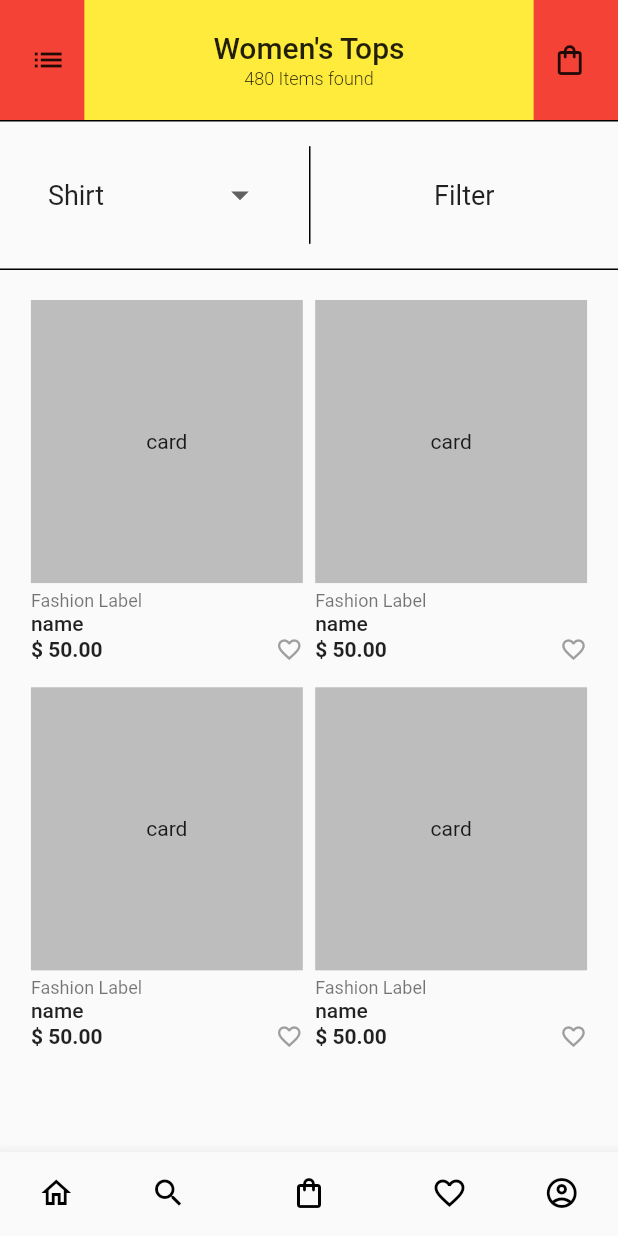
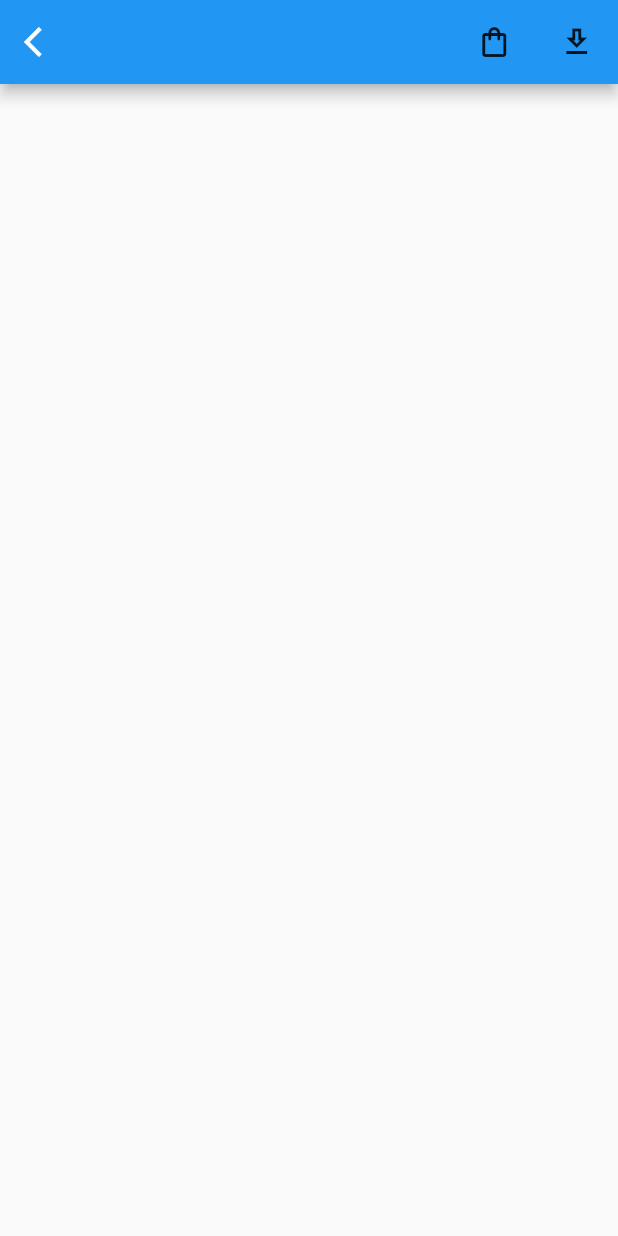
Before and after one commit to DalexisValencia/women-shop, a Flutter app: the screen it shows after launch, on a phone screen of 412 x 824 dp. Run offline on Flutter 3.47's test engine with Material 2 defaults, Android fonts, the phone set to English and light mode, and no system bars; our stand-ins replace bloc, flutter_bloc.

Commit message:
Empezando con la vista de detalles

```diff
--- a/lib/main.dart
+++ b/lib/main.dart
@@ -1,6 +1,7 @@
 import 'dart:async';
 
 import 'package:flutter/material.dart';
+import 'package:women_shop/screens/details/details.dart';
 import 'package:women_shop/screens/splash/splash.dart';
 import 'package:women_shop/screens/stock/stock.dart';
 
@@ -45,7 +46,7 @@ class _MainScreenState extends State<MainScreen> {
 
   @override
   Widget build(BuildContext context) {
-    return splashScreen ? SplashScreen() : StockScreen();
+    return splashScreen ? SplashScreen() : DetailsScreen(); // StockScreen();
     // return SplashScreen();
   }
 }
--- /dev/null
+++ b/lib/screens/details/details.dart
@@ -0,0 +1,52 @@
+import 'package:flutter/material.dart';
+
+class DetailsScreen extends StatelessWidget {
+  const DetailsScreen({Key key}) : super(key: key);
+
+  @override
+  Widget build(BuildContext context) {
+    return Scaffold(
+      appBar: AppBar(
+        leading: Container(
+          child: ElevatedButton(
+            onPressed: () {},
+            child: const Icon(Icons.arrow_back_ios),
+            style: ElevatedButton.styleFrom(
+              elevation: 0,
+              padding: EdgeInsets.all(0),
+              shape: new RoundedRectangleBorder(
+                borderRadius: new BorderRadius.circular(50.0),
+              ),
+            ),
+          ),
+        ),
+        actions: [
+          SizedBox(
+            width: 55,
+            child: MaterialButton(
+              splashColor: Colors.red,
+              onPressed: () {},
+              child: const Icon(Icons.shopping_bag_outlined),
+              padding: EdgeInsets.all(0),
+              shape: RoundedRectangleBorder(
+                borderRadius: BorderRadius.circular(50),
+              ),
+            ),
+          ),
+          SizedBox(
+            width: 55,
+            child: MaterialButton(
+              splashColor: Colors.red,
+              onPressed: () {},
+              child: const Icon(Icons.download_outlined),
+              padding: EdgeInsets.all(0),
+              shape: RoundedRectangleBorder(
+                borderRadius: BorderRadius.circular(50),
+              ),
+            ),
+          ),
+        ],
+      ),
+    );
+  }
+}
--- a/lib/screens/stock/stock__scrollBehavior.dart
+++ b/lib/screens/stock/stock__scrollBehavior.dart
@@ -32,11 +32,8 @@ class _ScrollBehaviorWidgetState extends State<ScrollBehaviorWidget> {
       // child: SingleChildScrollView(
       child: BlocBuilder<CategoriesBloc, CategoriesState>(
         builder: (BuildContext context, state) {
-          // print(state.props[0]);
           List<ProductsModel> products = state.props[0];
-          // print(":::::1111");
           print(products);
-          // print(":::::1111");
           return products.length == 0
               ? Center(
                   child: Column(
```
